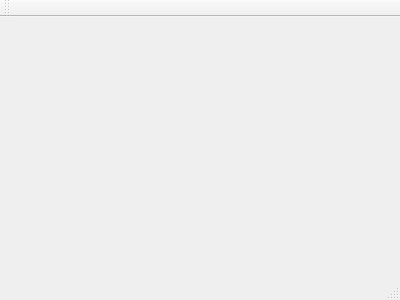
This is ModelviewTest_QTableView/mainwindow.ui in humadivinty/Qt_Demo as Qt 5 draws it before an edit. The edited form follows.
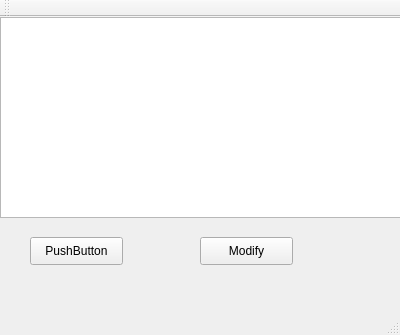
This is the edited form.

```diff
--- a/ModelviewTest_QTableView/mainwindow.ui
+++ b/ModelviewTest_QTableView/mainwindow.ui
@@ -1,24 +1,76 @@
 <ui version="4.0">
  <class>MainWindow</class>
- <widget class="QMainWindow" name="MainWindow" >
-  <property name="geometry" >
+ <widget class="QMainWindow" name="MainWindow">
+  <property name="geometry">
    <rect>
     <x>0</x>
     <y>0</y>
     <width>400</width>
-    <height>300</height>
+    <height>335</height>
    </rect>
   </property>
   <property name="windowTitle" >
    <string>MainWindow</string>
   </property>
-  <widget class="QMenuBar" name="menuBar" />
-  <widget class="QToolBar" name="mainToolBar" />
-  <widget class="QWidget" name="centralWidget" />
-  <widget class="QStatusBar" name="statusBar" />
+  <widget class="QWidget" name="centralWidget">
+   <widget class="QTableView" name="tableView">
+    <property name="geometry">
+     <rect>
+      <x>0</x>
+      <y>0</y>
+      <width>401</width>
+      <height>201</height>
+     </rect>
+    </property>
+   </widget>
+   <widget class="QPushButton" name="pushButton">
+    <property name="geometry">
+     <rect>
+      <x>30</x>
+      <y>220</y>
+      <width>93</width>
+      <height>28</height>
+     </rect>
+    </property>
+    <property name="text">
+     <string>PushButton</string>
+    </property>
+   </widget>
+   <widget class="QPushButton" name="pushButton_2">
+    <property name="geometry">
+     <rect>
+      <x>200</x>
+      <y>220</y>
+      <width>93</width>
+      <height>28</height>
+     </rect>
+    </property>
+    <property name="text">
+     <string>Modify</string>
+    </property>
+   </widget>
+  </widget>
+  <widget class="QMenuBar" name="menuBar">
+   <property name="geometry">
+    <rect>
+     <x>0</x>
+     <y>0</y>
+     <width>400</width>
+     <height>26</height>
+    </rect>
+   </property>
+  </widget>
+  <widget class="QToolBar" name="mainToolBar">
+   <attribute name="toolBarArea">
+    <enum>TopToolBarArea</enum>
+   </attribute>
+   <attribute name="toolBarBreak">
+    <bool>false</bool>
+   </attribute>
+  </widget>
+  <widget class="QStatusBar" name="statusBar"/>
  </widget>
- <layoutDefault spacing="6" margin="11" />
- <pixmapfunction></pixmapfunction>
+ <layoutdefault spacing="6" margin="11"/>
  <resources/>
  <connections/>
 </ui>
```
Left out of the diff: 3 changed lines with no effect on the pictures.
